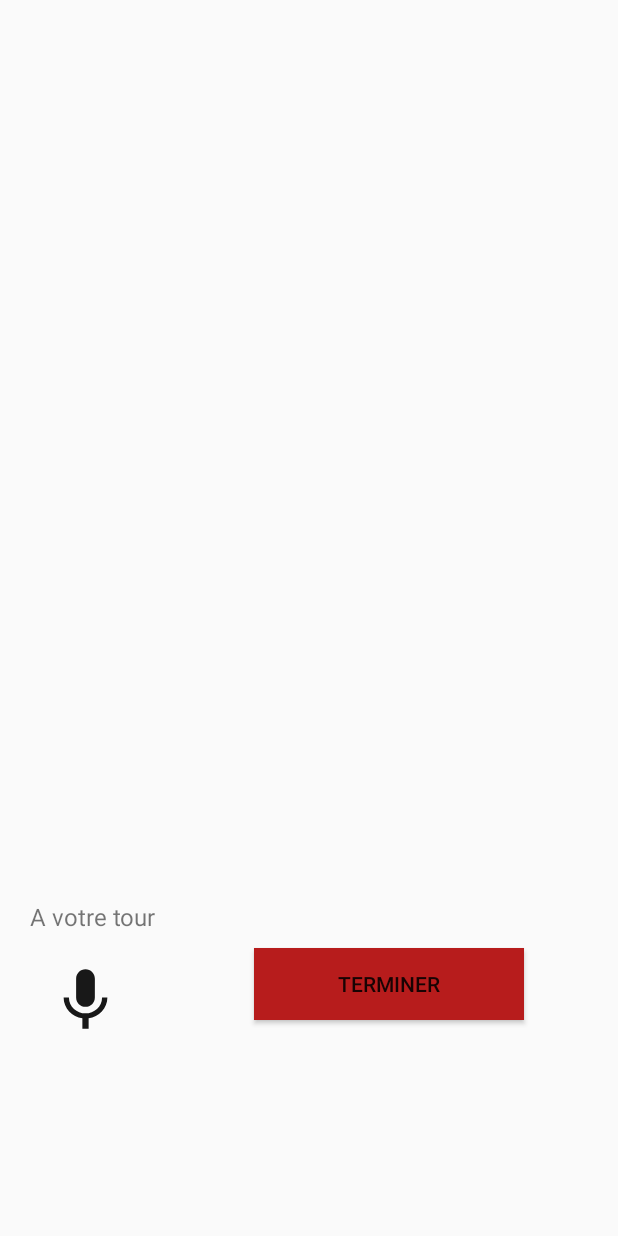
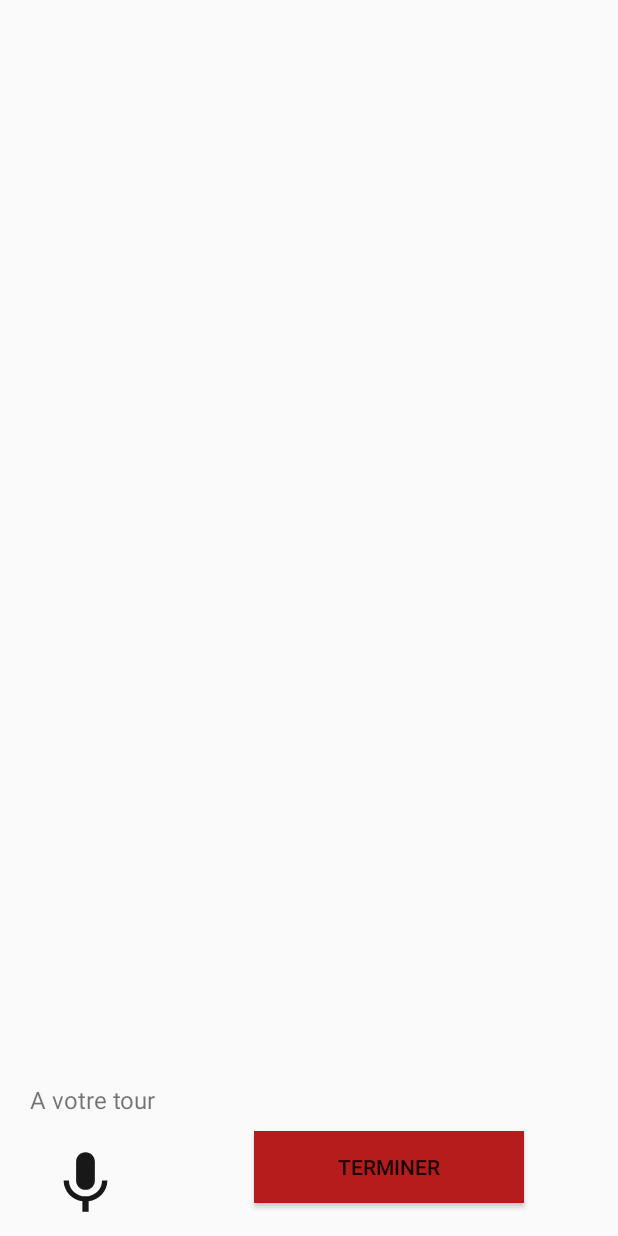
Before and after one commit to AlanPa/Recito, an Android app: the ReciterTexte screen opened directly, with no data from a screen before it, on a phone screen of 412 x 824 dp. Run offline under Robolectric (Android 15) with nearby library versions, the phone set to English and light mode, and no system bars; libraries missing offline, so code that uses them is left out: com.microsoft.cognitiveservices.

Commit message:
Création des liens entre chaque activités

```diff
--- a/app/src/main/AndroidManifest.xml
+++ b/app/src/main/AndroidManifest.xml
@@ -13,13 +13,13 @@
         android:supportsRtl="true"
         android:theme="@style/AppTheme">
         <activity android:name=".ReciterTexte"></activity>
-        <activity android:name=".Accueil"/>
+        <activity android:name=".TextManagerActivity"/>
         <activity android:name=".LibraryActivity" />
         <activity android:name=".CreateAccountActivity"/>
         <activity android:name=".ConnectionActivity" />
         <activity android:name=".MainActivity" />
         <activity android:name=".ResultatSimple" />
-        <activity android:name=".TextManagerActivity">
+        <activity android:name=".Accueil">
             <intent-filter>
                 <action android:name="android.intent.action.MAIN" />
 
--- a/app/src/main/java/com/microsoft/cognitiveservices/speech/samples/quickstart/Accueil.java
+++ b/app/src/main/java/com/microsoft/cognitiveservices/speech/samples/quickstart/Accueil.java
@@ -13,7 +13,7 @@ public class Accueil extends AppCompatActivity {
         setContentView(R.layout.activity_accueil);
     }
 
-    public void ConnexionButtonClicked(View view) {
+    public void SeConnecterButtonClicked(View view) {
         Intent intent = new Intent(Accueil.this, ConnectionActivity.class);
         startActivity(intent);
     }
--- a/app/src/main/java/com/microsoft/cognitiveservices/speech/samples/quickstart/ConnectionActivity.java
+++ b/app/src/main/java/com/microsoft/cognitiveservices/speech/samples/quickstart/ConnectionActivity.java
@@ -1,7 +1,9 @@
 package com.microsoft.cognitiveservices.speech.samples.quickstart;
 
+import android.content.Intent;
 import android.support.v7.app.AppCompatActivity;
 import android.os.Bundle;
+import android.view.View;
 
 public class ConnectionActivity extends AppCompatActivity {
 
@@ -10,4 +12,8 @@ public class ConnectionActivity extends AppCompatActivity {
         super.onCreate(savedInstanceState);
         setContentView(R.layout.activity_connection);
     }
+    public void ConnexionButtonClicked(View view) {
+        Intent intent = new Intent(ConnectionActivity.this, TextManagerActivity.class);
+        startActivity(intent);
+    }
 }
--- a/app/src/main/java/com/microsoft/cognitiveservices/speech/samples/quickstart/ReciterTexte.java
+++ b/app/src/main/java/com/microsoft/cognitiveservices/speech/samples/quickstart/ReciterTexte.java
@@ -1,7 +1,9 @@
 package com.microsoft.cognitiveservices.speech.samples.quickstart;
 
+import android.content.Intent;
 import android.support.v7.app.AppCompatActivity;
 import android.os.Bundle;
+import android.view.View;
 
 public class ReciterTexte extends AppCompatActivity {
 
@@ -10,4 +12,8 @@ public class ReciterTexte extends AppCompatActivity {
         super.onCreate(savedInstanceState);
         setContentView(R.layout.activity_reciter_texte);
     }
+    public void AfficherRésultatSimple(View view) {
+        Intent intent = new Intent(ReciterTexte.this, ResultatSimple.class);
+        startActivity(intent);
+    }
 }
--- a/app/src/main/res/layout/activity_accueil.xml
+++ b/app/src/main/res/layout/activity_accueil.xml
@@ -18,7 +18,7 @@
         android:layout_centerHorizontal="true"
         android:layout_below="@id/Logo_Accueil"
         android:layout_marginBottom="20dp"
-        android:onClick="ConnexionButtonClicked"
+        android:onClick="SeConnecterButtonClicked"
         style="@style/Bouton"
         android:text="Se connecter"/>
 
--- a/app/src/main/res/layout/activity_connection.xml
+++ b/app/src/main/res/layout/activity_connection.xml
@@ -80,6 +80,7 @@
         android:background="#B71C1C"
         android:text="@string/connecion_bouton_label_Connection"
         android:textColor="#FFFFFF"
+        android:onClick="ConnexionButtonClicked"
         app:layout_constraintBottom_toBottomOf="parent"
         app:layout_constraintEnd_toEndOf="parent"
         app:layout_constraintHorizontal_bias="0.497"
--- a/app/src/main/res/layout/activity_reciter_texte.xml
+++ b/app/src/main/res/layout/activity_reciter_texte.xml
@@ -9,7 +9,10 @@
     <TableLayout
         android:id="@+id/Table_ReciterTexte"
         android:layout_width="match_parent"
-        android:layout_height="600dp">
+        android:layout_height="wrap_content"
+        android:layout_alignParentTop="true"
+        android:layout_marginTop="0dp"
+        android:layout_above="@id/Tour_Reciter">
 
     </TableLayout>
 
@@ -18,17 +21,17 @@
         style="@style/texte"
         android:layout_marginLeft="20dp"
         android:layout_marginBottom="10dp"
-        android:layout_below="@id/Table_ReciterTexte"
+        android:layout_above="@id/Mic_Button_Reciter"
         android:text="A votre tour"/>
 
     <ImageButton
         android:id="@+id/Mic_Button_Reciter"
         android:layout_width="wrap_content"
         android:layout_height="wrap_content"
-        android:layout_below="@id/Tour_Reciter"
         android:src="@drawable/ic_mic_black_50dp"
         android:layout_marginLeft="20dp"
         android:layout_marginRight="75dp"
+        android:layout_alignParentBottom="true"
         android:backgroundTint="@android:color/transparent"/>
 
 
@@ -38,6 +41,7 @@
         android:layout_below="@id/Tour_Reciter"
         android:layout_toRightOf="@id/Mic_Button_Reciter"
         style="@style/Bouton"
+        android:onClick="AfficherRésultatSimple"
         android:text="Terminer"/>
 
 
--- a/app/src/main/res/layout/activity_resultat_simple.xml
+++ b/app/src/main/res/layout/activity_resultat_simple.xml
@@ -51,12 +51,14 @@
         android:layout_below="@id/VoirDetail_Button_ResultatSimple"
         style="@style/Bouton"
         android:text="Réessayer"
+        android:onClick="ReessayerRecitation"
         android:layout_marginBottom="20dp"/>
     <Button
         android:id="@+id/Terminer_Button_ResultatSimple"
         android:layout_centerHorizontal="true"
         android:layout_below="@id/Reessayer_Button_ResultatSimple"
         style="@style/Bouton"
+        android:onClick="RetournerBibliotheque"
         android:text="Terminer"/>
 
 
```
Also changed, not shown: app/src/main/java/com/microsoft/cognitiveservices/speech/samples/quickstart/ResultatSimple.java (+12 -0 lines).
